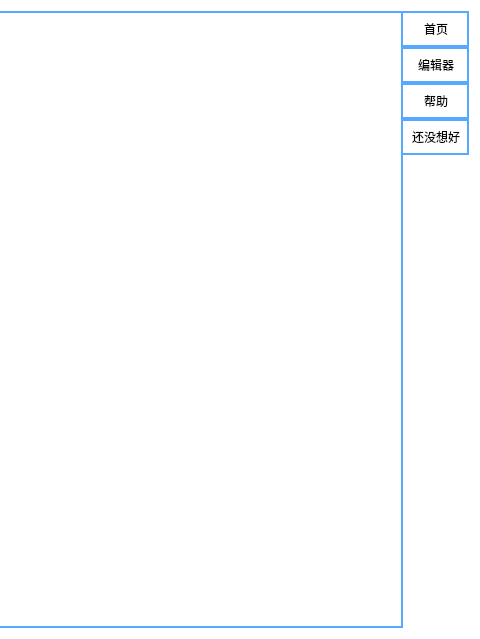
This is qui/contentui.ui in KeyboardMan1996/qssEditer as Qt 5 draws it before an edit; both pictures show x 652 to 1132 and y 0 to 639 of the 1132 by 639 pixel window. The edited form follows.
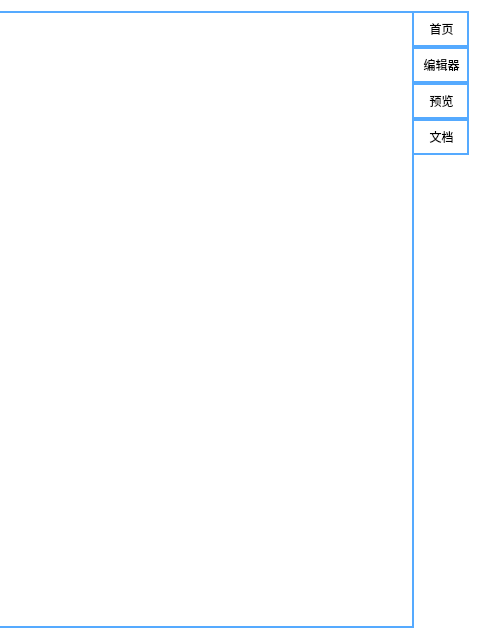
This is the edited form.

Patch:
```diff
--- a/qui/contentui.ui
+++ b/qui/contentui.ui
@@ -23,27 +23,27 @@
     <number>0</number>
    </property>
    <item>
-    <widget class="QTabWidget" name="tabWidget">
+    <widget class="QTabWidget" name="tab">
      <property name="styleSheet">
-      <string notr="true">#tabWidget::pane { /* The tab widget frame */
+      <string notr="true">#tab::pane { /* The tab widget frame */
     border-right: 2px solid #C2C7CB;
 	font: 12pt &quot;Agency FB&quot;;
   }
 
-#tabWidget::tab-bar {
+#tab::tab-bar {
       left:0px; /* move to the right by 5px */
   }
 
   /* Style the tab using the tab sub-control. Note that
       it reads QTabBar _not_ QTabWidget */
-#tabWidget::tab {
+#tab::tab {
 	  background-color: rgb(255, 255, 255);
       color: rgb(0, 0, 0);
    /*   max-width: 0ex;
 	  max-height: 0ex;*/
   }
 
-#tabWidget::pane { /* The tab widget frame */
+#tab::pane { /* The tab widget frame */
        border: 2px solid rgb(85, 170, 255);
        position: absolute;
    }
@@ -69,6 +69,9 @@
         <string notr="true">.QWidget{
 	border: 2px solid rgb(85, 170, 255);
 	border-left-width:0px;
+}
+.QWidget:hover{
+     background-color:rgb(85, 170, 255);
 }</string>
        </property>
        <layout class="QHBoxLayout" name="horizontalLayout">
@@ -98,6 +101,9 @@
         <string notr="true">.QWidget{
 	border: 2px solid rgb(85, 170, 255);
 	border-left-width:0px;
+}
+.QWidget:hover{
+     background-color:rgb(85, 170, 255);
 }</string>
        </property>
        <layout class="QHBoxLayout" name="horizontalLayout_2">
@@ -127,6 +133,9 @@
         <string notr="true">.QWidget{
 	border: 2px solid rgb(85, 170, 255);
 	border-left-width:0px;
+}
+.QWidget:hover{
+     background-color:rgb(85, 170, 255);
 }</string>
        </property>
        <layout class="QHBoxLayout" name="horizontalLayout_3">
@@ -143,7 +152,7 @@
 font: 75 15pt &quot;微软雅黑&quot;;</string>
           </property>
           <property name="text">
-           <string>帮助</string>
+           <string>预览</string>
           </property>
          </widget>
         </item>
@@ -156,6 +165,9 @@
         <string notr="true">.QWidget{
 	border: 2px solid rgb(85, 170, 255);
 	border-left-width:0px;
+}
+.QWidget:hover{
+     background-color:rgb(85, 170, 255);
 }</string>
        </property>
        <layout class="QHBoxLayout" name="horizontalLayout_4">
@@ -172,7 +184,7 @@
 font: 75 15pt &quot;微软雅黑&quot;;</string>
           </property>
           <property name="text">
-           <string>还没想好</string>
+           <string>文档</string>
           </property>
          </widget>
         </item>
```
